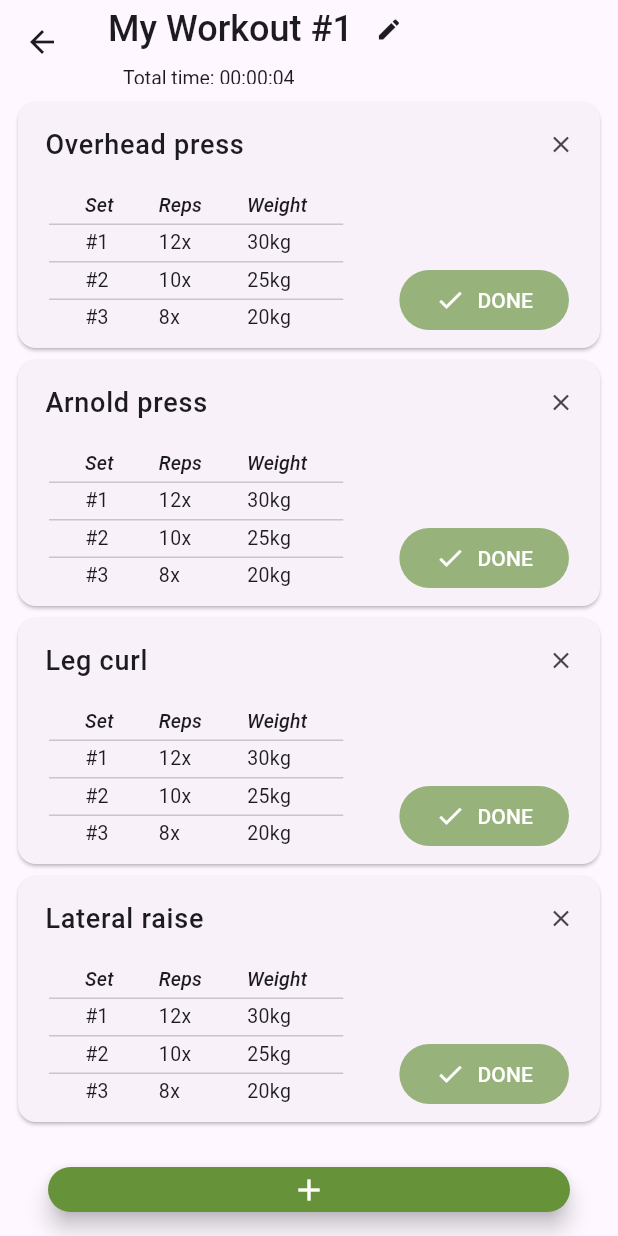
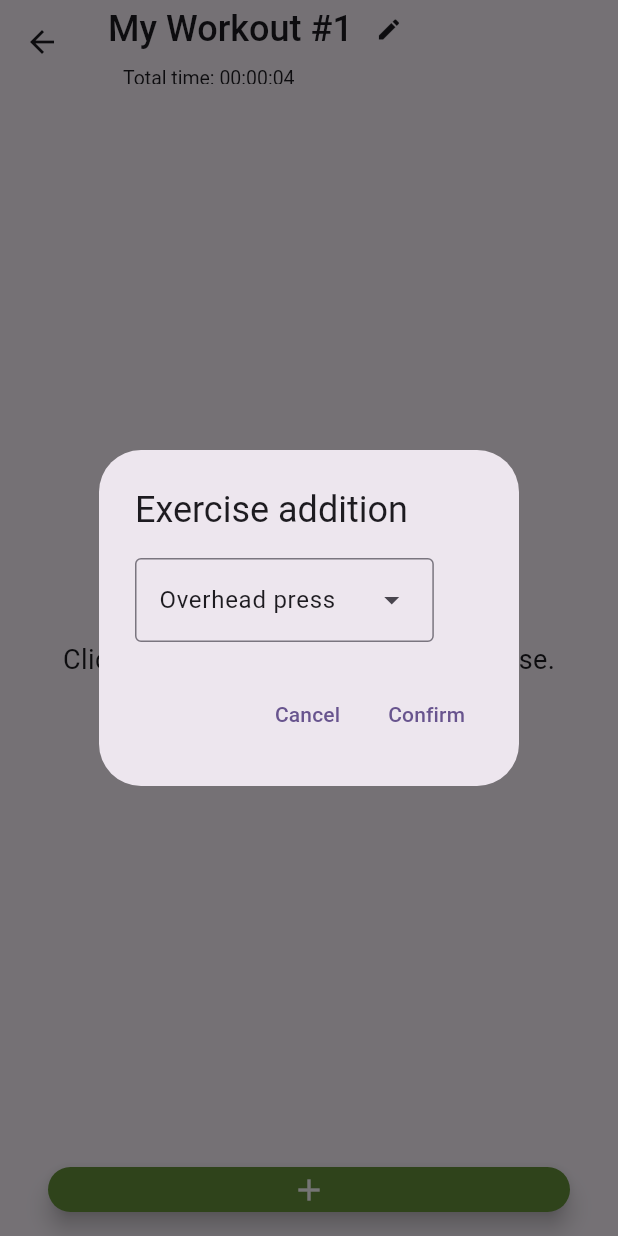
Before and after one commit to seaz5150/vorkautus, a Flutter app: the NewWorkoutScreen screen opened directly, after a tap on the "edit" icon, after a tap on the "add" icon, on a phone screen of 412 x 824 dp. Run offline on Flutter 3.47's test engine with Material 2 defaults, Android fonts, the phone set to English and light mode, and no system bars.

Commit message:
More active workout progress.

```diff
--- a/lib/dto/ExerciseDTO.dart
+++ b/lib/dto/ExerciseDTO.dart
@@ -9,6 +9,7 @@ class ExerciseDTO {
   int exerciseTemplateId;
   int pauseTime;
   List<int> setIds;
+  bool completed = false;
 
   ExerciseDTO(this.id, this.name, this.exerciseTemplateId, this.pauseTime, this.setIds);
 
--- a/lib/globals.dart
+++ b/lib/globals.dart
@@ -1,4 +1,7 @@
 library vorkautus.globals;
+
+import 'package:vorkautus/repository/DataRepository.dart';
 
 bool workoutActive = false;
 bool exerciseActive = false;
+DataRepository repository = DataRepository();
--- a/lib/main.dart
+++ b/lib/main.dart
@@ -37,6 +37,12 @@
 
 class _RootScreenState extends State<RootScreen> {
   int _selectedPageIndex = 0;
+
+  @override
+  void initState() {
+    super.initState();
+    globals.repository.loadDataFromJson();
+  }
 
   List<Widget> getMenuItems() {
     if (globals.workoutActive) {
--- a/lib/screens/new_workout_screen.dart
+++ b/lib/screens/new_workout_screen.dart
@@ -1,7 +1,11 @@
 import 'dart:async';
 
 import 'package:flutter/material.dart';
+import 'package:vorkautus/dto/ExerciseDTO.dart';
+import 'package:vorkautus/dto/ExerciseTemplateDTO.dart';
 import 'package:vorkautus/dto/WorkoutDTO.dart';
+import 'package:vorkautus/widgets/workout_exercise_card.dart';
+import '../globals.dart' as globals;
 
 class NewWorkoutScreen extends StatefulWidget {
   const NewWorkoutScreen({super.key});
@@ -11,20 +15,20 @@ class NewWorkoutScreen extends StatefulWidget {
 }
 
 class _NewWorkoutScreenState extends State<NewWorkoutScreen> {
-  final List<String> demoExcercises = <String>[
-    'Overhead press',
-    'Arnold press',
-    'Leg curl',
-    'Lateral raise'
-  ];
+  List<ExerciseDTO> exercises = [];
+  List<ExerciseTemplateDTO> availableExerciseTemplates = [];
+  ExerciseTemplateDTO? selectedExerciseTemplate;
   Timer? workoutTimer;
   Duration workoutDuration = const Duration();
-  WorkoutDTO workout = WorkoutDTO(1, "My Workout #1", <int>[], false, DateTime.now().toString());
+  WorkoutDTO workout =
+      WorkoutDTO(1, "My Workout #1", <int>[], false, DateTime.now().toString());
 
   @override
   void initState() {
     super.initState();
     workoutTimer = Timer.periodic(const Duration(seconds: 1), (_) => addTime());
+    availableExerciseTemplates =
+        globals.repository.getExerciseTemplatesFromJson();
   }
 
   @override
@@ -43,28 +47,49 @@ class _NewWorkoutScreenState extends State<NewWorkoutScreen> {
     return d.toString().split('.').first.padLeft(8, "0");
   }
 
-  void _onDeleteExercisePressed(int index) {
-    // setState(() {
-
-    // });
+  void _onEditWorkoutNamePressed() {
   }
 
-  void _onEditWorkoutNamePressed() {
-    // setState(() {
-
-    // });
-  }
-
-  void _onNewExercisePressed() {
-    // setState(() {
-
-    // });
-  }
-
-  void _onStartExercisePressed(int index) {
-    // setState(() {
-
-    // });
+  Future<void> _onNewExercisePressed() async {
+    return showDialog<void>(
+      context: context,
+      barrierDismissible: true,
+      builder: (BuildContext context) {
+        return AlertDialog(
+          title: const Text('Exercise addition'),
+          content: DropdownMenu<ExerciseTemplateDTO>(
+            initialSelection: availableExerciseTemplates.first,
+            onSelected: (ExerciseTemplateDTO? value) {
+              setState(() {
+                selectedExerciseTemplate = value!;
+              });
+            },
+            dropdownMenuEntries: availableExerciseTemplates
+                .map<DropdownMenuEntry<ExerciseTemplateDTO>>(
+                    (ExerciseTemplateDTO value) {
+              return DropdownMenuEntry<ExerciseTemplateDTO>(
+                  value: value, label: value.name);
+            }).toList(),
+          ),
+          actions: <Widget>[
+            TextButton(
+              child: const Text('Cancel'),
+              onPressed: () {
+                Navigator.of(context).pop();
+              },
+            ),
+            TextButton(
+              child: const Text('Confirm'),
+              onPressed: () {
+                exercises.add(ExerciseDTO(1, selectedExerciseTemplate!.name,
+                    selectedExerciseTemplate!.id, 60, []));
+                Navigator.of(context).pop();
+              },
+            ),
+          ],
+        );
+      },
+    );
   }
 
   @override
@@ -112,144 +137,23 @@ class _NewWorkoutScreenState extends State<NewWorkoutScreen> {
         body: Column(
           children: [
             Expanded(
-              child: ListView.builder(
-                  scrollDirection: Axis.vertical,
-                  padding: const EdgeInsets.only(top: 8, left: 8, right: 8, bottom: 70),
-                  itemCount: demoExcercises.length,
-                  itemBuilder: (_, index) {
-                    return Card(
-                      child: Padding(
-                        padding: const EdgeInsets.only(left: 2, right: 2),
-                        child: Column(
-                          children: [
-                            Row(
-                                mainAxisAlignment:
-                                    MainAxisAlignment.spaceBetween,
-                                children: <Widget>[
-                                  Expanded(
-                                    child: ListTile(
-                                        title: Text(
-                                      demoExcercises[index],
-                                      overflow: TextOverflow.ellipsis,
-                                      softWrap: false,
-                                      style: const TextStyle(
-                                          fontSize: 18,
-                                          fontWeight: FontWeight.w500),
-                                    )),
-                                  ),
-                                  Flexible(
-                                    child: IconButton(
-                                      onPressed: () =>
-                                          _onDeleteExercisePressed(index),
-                                      icon: const Icon(Icons.close),
-                                      iconSize: 18,
-                                    ),
-                                  )
-                                ]),
-                            Padding(
-                              padding: const EdgeInsets.only(bottom: 8.0),
-                              child: Row(
-                                mainAxisAlignment: MainAxisAlignment.spaceAround,
-                                crossAxisAlignment: CrossAxisAlignment.end,
-                                children: [
-                                DataTable(
-                                  columnSpacing: 30,
-                                  dataRowHeight: 25,
-                                  headingRowHeight: 25,
-                                  columns: const <DataColumn>[
-                                    DataColumn(
-                                      label: Expanded(
-                                        child: Text(
-                                          'Set',
-                                          style: TextStyle(
-                                              fontStyle: FontStyle.italic,
-                                              fontSize: 13),
-                                        ),
-                                      ),
-                                    ),
-                                    DataColumn(
-                                      label: Expanded(
-                                        child: Text(
-                                          'Reps',
-                                          style: TextStyle(
-                                              fontStyle: FontStyle.italic,
-                                              fontSize: 13),
-                                        ),
-                                      ),
-                                    ),
-                                    DataColumn(
-                                      label: Expanded(
-                                        child: Text(
-                                          'Weight',
-                                          style: TextStyle(
-                                              fontStyle: FontStyle.italic,
-                                              fontSize: 13),
-                                        ),
-                                      ),
-                                    ),
-                                  ],
-                                  rows: const <DataRow>[
-                                    DataRow(
-                                      cells: <DataCell>[
-                                        DataCell(Text('#1',
-                                            style: TextStyle(fontSize: 13))),
-                                        DataCell(Text('12x',
-                                            style: TextStyle(fontSize: 13))),
-                                        DataCell(Text('30kg',
-                                            style: TextStyle(fontSize: 13))),
-                                      ],
-                                    ),
-                                    DataRow(
-                                      cells: <DataCell>[
-                                        DataCell(Text('#2',
-                                            style: TextStyle(fontSize: 13))),
-                                        DataCell(Text('10x',
-                                            style: TextStyle(fontSize: 13))),
-                                        DataCell(Text('25kg',
-                                            style: TextStyle(fontSize: 13))),
-                                      ],
-                                    ),
-                                    DataRow(
-                                      cells: <DataCell>[
-                                        DataCell(Text('#3',
-                                            style: TextStyle(fontSize: 13))),
-                                        DataCell(Text('8x',
-                                            style: TextStyle(fontSize: 13))),
-                                        DataCell(Text('20kg',
-                                            style: TextStyle(fontSize: 13))),
-                                      ],
-                                    ),
-                                  ],
-                                ),
-                                ElevatedButton(
-                                  style: ElevatedButton.styleFrom(
-                                    disabledBackgroundColor:
-                                        const Color.fromARGB(170, 102, 147, 58),
-                                  ),
-                                  onPressed: null,
-                                  child: const Row(
-                                    children: [
-                                      Icon(
-                                        Icons.check,
-                                        color: Colors.white,
-                                        size: 20,
-                                      ),
-                                      Padding(
-                                        padding: EdgeInsets.only(left: 8.0),
-                                        child: Text('DONE',
-                                            style:
-                                                TextStyle(color: Colors.white)),
-                                      ),
-                                    ],
-                                  ),
-                                ),
-                              ]),
-                            )
-                          ],
-                        ),
-                      ),
-                    );
-                  }),
+              child: () {
+                if (exercises.isNotEmpty) {
+                  return ListView.builder(
+                      scrollDirection: Axis.vertical,
+                      padding: const EdgeInsets.only(
+                          top: 8, left: 8, right: 8, bottom: 70),
+                      itemCount: exercises.length,
+                      itemBuilder: (_, index) {
+                        return WorkoutExerciseCard(exercises: exercises, exerciseIndex: index);
+                      });
+                } else {
+                  return const Center(
+                    child: Text("Click the plus button to add an exercise.",
+                        style: TextStyle(fontSize: 18)),
+                  );
+                }
+              }(),
             ),
           ],
         ));
--- a/pubspec.yaml
+++ b/pubspec.yaml
@@ -39,6 +39,7 @@ dependencies:
   # Use with the CupertinoIcons class for iOS style icons.
   cupertino_icons: ^1.0.2
   path_provider: ^2.1.1
+  collection: ^1.17.2
 
 dev_dependencies:
   flutter_test:
```
Also changed, not shown: lib/widgets/workout_exercise_card.dart (added, +206 -0 lines), pubspec.lock.
